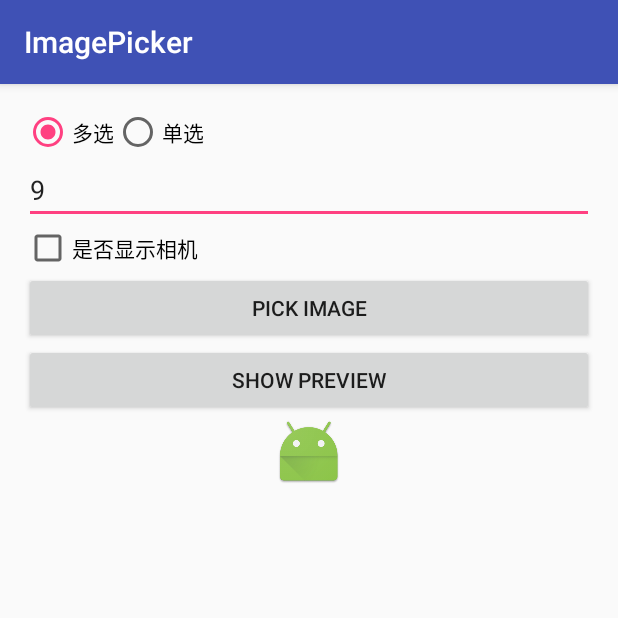
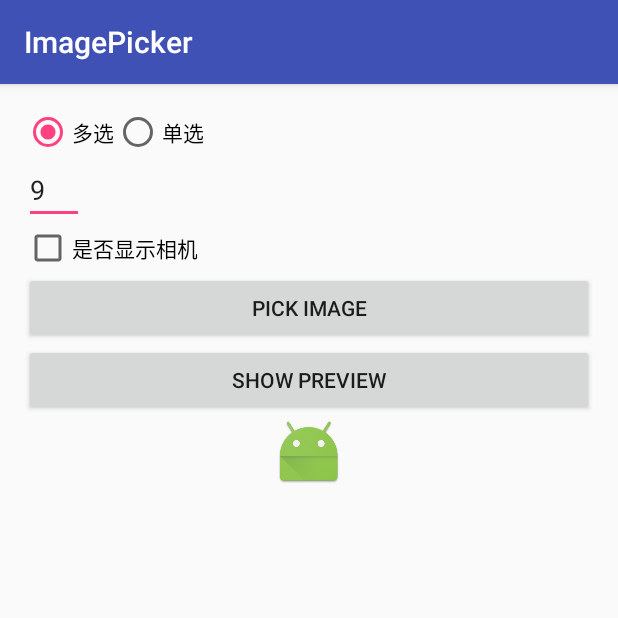
Before and after one commit to yang-guo-2016/ImagePicker, an Android app: the screen it shows after launch (MainActivity), on a phone screen of 412 x 824 dp, the top half of it. Run offline under Robolectric (Android 15) with nearby library versions, the phone set to English and light mode, and no system bars; pictures from the network do not load.

Commit message:
1. update activity_main.xml to test jenkins push-commit hook.

```diff
--- a/app/src/main/res/layout/activity_main.xml
+++ b/app/src/main/res/layout/activity_main.xml
@@ -35,8 +35,9 @@
 
         <android.support.v7.widget.AppCompatEditText
             android:id="@+id/et_max_select_count"
-            android:layout_width="match_parent"
+            android:layout_width="wrap_content"
             android:layout_height="wrap_content"
+            android:minWidth="40dp"
             android:inputType="number"
             android:text="@string/nine" />
 
```
